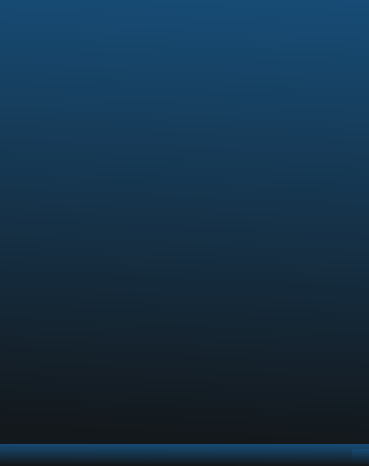
The window that MyCovidRecord/managedocuments.ui (gagabon501/cs106-2) describes before a commit, drawn with Qt 5.
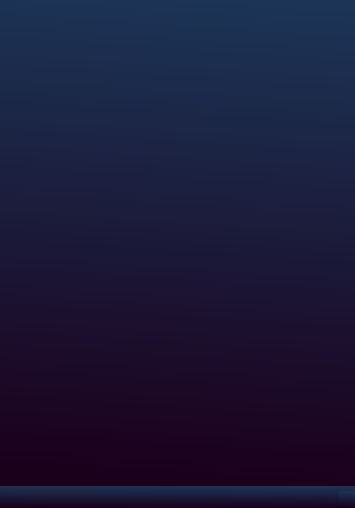
The same window after the commit.

Commit message: retest of pushing etc

```diff
--- a/MyCovidRecord/managedocuments.ui
+++ b/MyCovidRecord/managedocuments.ui
@@ -6,15 +6,15 @@
    <rect>
     <x>0</x>
     <y>0</y>
-    <width>369</width>
-    <height>466</height>
+    <width>355</width>
+    <height>508</height>
    </rect>
   </property>
   <property name="windowTitle">
    <string>MainWindow</string>
   </property>
   <property name="styleSheet">
-   <string notr="true">background-color: qlineargradient(spread:pad, x1:0.960591, y1:1, x2:1, y2:0, stop:0 rgb(19, 24, 28), stop:1 rgb(23, 76, 118));</string>
+   <string notr="true">background-color: qlineargradient(spread:pad, x1:0.951, y1:1, x2:1, y2:0, stop:0 rgb(27, 0, 28), stop:1 rgb(28, 53, 87));</string>
   </property>
   <widget class="QWidget" name="centralwidget"/>
   <widget class="QMenuBar" name="menubar">
```
Left out of the diff: 2 changed lines with no effect on the pictures. The commit also changes 1 other file.
